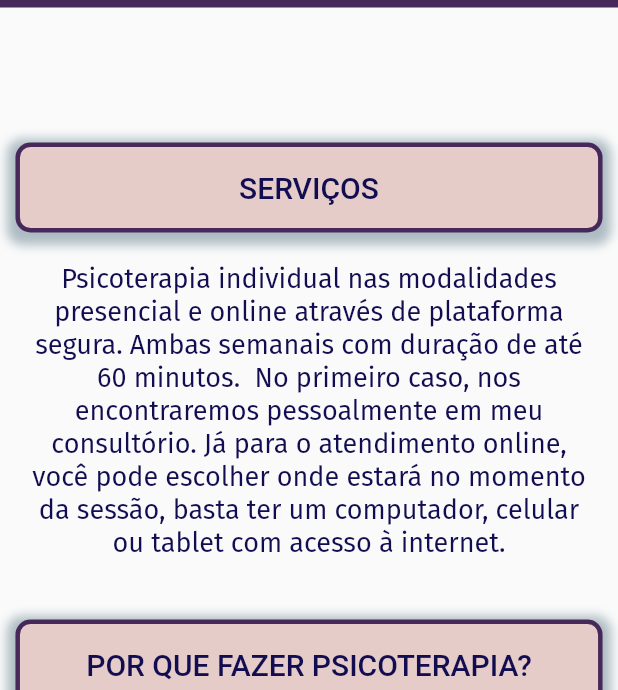
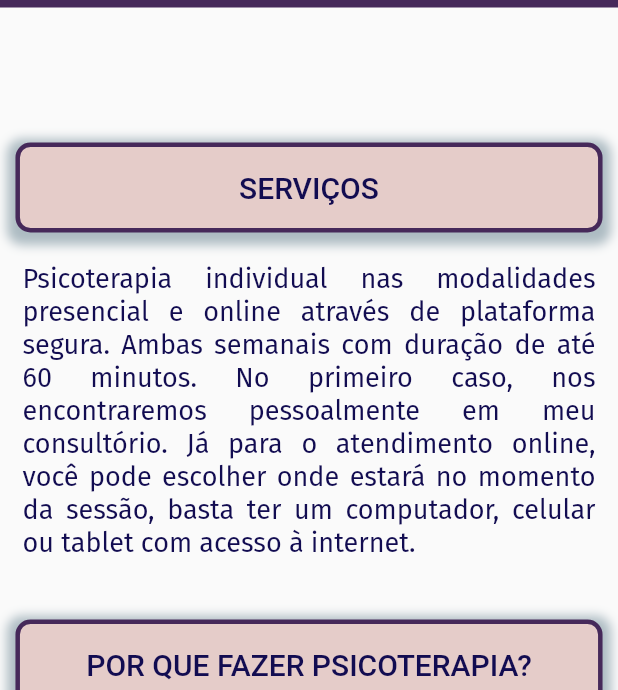
Before and after one commit to DenisRdsilva/psiAliceMedeiros, a Flutter app: the screen it shows after launch, scrolled down 1152 dp, on a phone screen of 412 x 824 dp, the part 546-1236 px from its top. Run offline on Flutter 3.47's test engine with Material 2 defaults, Android fonts, the phone set to English and light mode, and no system bars; drawn by our look-alikes of youtube_player_iframe; our stand-ins replace auto_size_text, flutter_image_slideshow, flutter_map, font_awesome_flutter, google_fonts, latlong2 and 1 more.

```diff
--- a/lib/main.dart
+++ b/lib/main.dart
@@ -47,7 +47,7 @@ class _MyHomePageState extends State<MyHomePage> {
     if (swidth<=1000)[
     if (swidth>800)[val = 0.4, exp = 1330]];
     if (swidth<=800)[
-    if (swidth>600)[val = 0.5, exp = 1200]];
+    if (swidth>600)[val = 0.6, exp = 1200]];
     if (swidth<=600)[val = 0.85, exp = 1150];
     return Scaffold(
       key: scaffoldKey,
@@ -61,7 +61,7 @@ class _MyHomePageState extends State<MyHomePage> {
             Container(margin: EdgeInsets.only(left: 10, top: 15, bottom: 15, right: 10), alignment: Alignment.centerLeft, child: Text('CRP: 17/3977', style: GoogleFonts.raleway(color: Color.fromARGB(255, 18, 12, 81), fontSize: 18, fontWeight: FontWeight.w500))),
             Container(margin: EdgeInsets.only(left: 10, right: 10), alignment: Alignment.centerLeft, child: Text('Número: (84) 99123-3527', style: GoogleFonts.raleway(color: Color.fromARGB(255, 18, 12, 81), fontSize: 18, fontWeight: FontWeight.w500))),
             Container(margin: EdgeInsets.only(left: 10, top: 15, bottom: 15, right: 10), alignment: Alignment.centerLeft, child: Text('E-mail: psicologaalicemedeiros@gmail.com', style: GoogleFonts.raleway(color: Color.fromARGB(255, 18, 12, 81), fontSize: 18, fontWeight: FontWeight.w500))),
-            Container(margin: EdgeInsets.only(left: 10, right: 10), alignment: Alignment.centerLeft, child: Text('Clique no ícone do WhatsApp para informações e agendamentos.', textAlign: TextAlign.center, style: GoogleFonts.raleway(color: Color.fromARGB(255, 18, 12, 81), fontSize: 18, fontWeight: FontWeight.w500))),
+            Container(margin: EdgeInsets.only(left: 10, right: 10), alignment: Alignment.centerLeft, child: Text('Clique no ícone do WhatsApp para informações e agendamentos.', textAlign: TextAlign.left, style: GoogleFonts.raleway(color: Color.fromARGB(255, 18, 12, 81), fontSize: 18, fontWeight: FontWeight.w500))),
             Row(children: [
               Spacer(),
               Container(margin: EdgeInsets.only(top: 30), alignment: Alignment.center,
@@ -323,7 +323,7 @@ class _MyHomePageState extends State<MyHomePage> {
                       GoogleFonts.courierPrime(color: Color.fromARGB(255, 18, 12, 81), fontSize: 20))),
                   )
                 ),
-              Container(margin: EdgeInsets.only(top: 20, right: 15, left: 15, bottom: 40), child: Text('Psicoterapia individual nas modalidades presencial e online através de plataforma segura. Ambas semanais com duração de até 60 minutos.  No primeiro caso, nos encontraremos pessoalmente em meu consultório. Já para o atendimento online, você pode escolher onde estará no momento da sessão, basta ter um computador, celular ou tablet com acesso à internet.', textAlign: TextAlign.center, style:
+              Container(margin: EdgeInsets.only(top: 20, right: 15, left: 15, bottom: 40), child: Text('Psicoterapia individual nas modalidades presencial e online através de plataforma segura. Ambas semanais com duração de até 60 minutos.  No primeiro caso, nos encontraremos pessoalmente em meu consultório. Já para o atendimento online, você pode escolher onde estará no momento da sessão, basta ter um computador, celular ou tablet com acesso à internet.', textAlign: TextAlign.justify, style:
                       GoogleFonts.firaSans(color: Color.fromARGB(255, 18, 12, 81), fontSize: 18), maxLines: 11)),
               Container(
                 width: swidth*0.95, height: 60, decoration: BoxDecoration(color:Color.fromARGB(255, 229, 204, 201),
@@ -334,7 +334,7 @@ class _MyHomePageState extends State<MyHomePage> {
                     Container(alignment: Alignment.center, child: Text('POR QUE FAZER PSICOTERAPIA?', style:
                       GoogleFonts.courierPrime(color: Color.fromARGB(255, 18, 12, 81), fontSize: 20))),
               )),
-              Container(margin: EdgeInsets.only(top: 20, right: 20, left: 15, bottom: 70), child: Text('Olhar para si mesmo é, muitas vezes, desafiador. Pode provocar medo, insegurança, aquele pensamento de “depois eu penso nisso, agora não”. Mas e quando aquilo que foi deixado para depois começa a nos atrapalhar, provocando ansiedade, tristeza e a sensação de que precisamos falar com alguém sobre aquele assunto? É a partir desse momento que a psicoterapia poderia ajudar. Pode parecer estranho falar sobre si com alguém que não conhecemos. Com o tempo, passamos a confiar no psicólogo que nos acompanha, nos sentimos à vontade para falar sobre os assuntos mais delicados, não nos sentimos julgados, mas acolhidos. Semana após semana percebemos as contribuições das sessões em nosso dia a dia, até que em conjunto com o nosso terapeuta decidimos que naquele momento já podemos seguir sem o acompanhamento profissional, que já conseguimos lidar melhor com os acontecimentos de nossas vidas. Deixamos de nos ver semanalmente, mas cientes de que podemos, a qualquer momento, escolher voltar. Essa é a beleza da psicoterapia.', textAlign: TextAlign.center, style:
+              Container(margin: EdgeInsets.only(top: 20, right: 20, left: 15, bottom: 70), child: Text('Olhar para si mesmo é, muitas vezes, desafiador. Pode provocar medo, insegurança, aquele pensamento de “depois eu penso nisso, agora não”. Mas e quando aquilo que foi deixado para depois começa a nos atrapalhar, provocando ansiedade, tristeza e a sensação de que precisamos falar com alguém sobre aquele assunto? É a partir desse momento que a psicoterapia poderia ajudar. Pode parecer estranho falar sobre si com alguém que não conhecemos. Com o tempo, passamos a confiar no psicólogo que nos acompanha, nos sentimos à vontade para falar sobre os assuntos mais delicados, não nos sentimos julgados, mas acolhidos. Semana após semana percebemos as contribuições das sessões em nosso dia a dia, até que em conjunto com o nosso terapeuta decidimos que naquele momento já podemos seguir sem o acompanhamento profissional, que já conseguimos lidar melhor com os acontecimentos de nossas vidas. Deixamos de nos ver semanalmente, mas cientes de que podemos, a qualquer momento, escolher voltar. Essa é a beleza da psicoterapia.', textAlign: TextAlign.justify, style:
                 GoogleFonts.firaSans(color: Color.fromARGB(255, 18, 12, 81), fontSize: 18), overflow: TextOverflow.clip)),
               ]
             )
```
